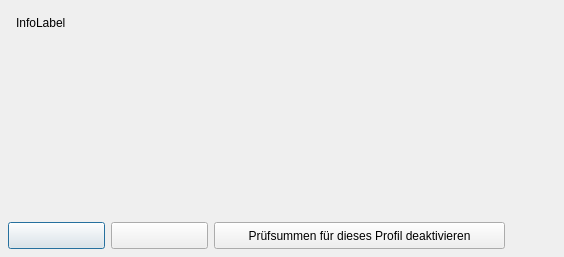
Old version of the form src/forms/ChecksumFormUnit.ui in the repository Eldricos/D-Fend-Reborn.
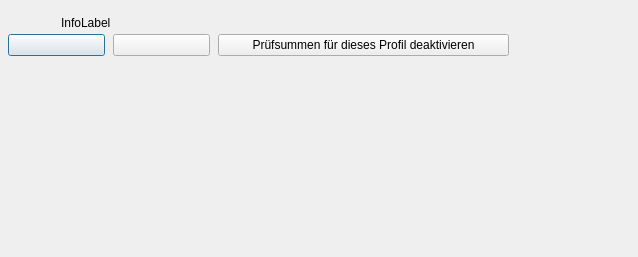
New version of the form. Icons and pictures are not drawn.

Commit message: Remaining dialogs: Qt layouts instead of fixed pixel positions

```diff
--- a/src/forms/ChecksumFormUnit.ui
+++ b/src/forms/ChecksumFormUnit.ui
@@ -8,24 +8,35 @@
     <property name="vclPosition" stdset="0"><string notr="true">poOwnerFormCenter</string></property>
     <property name="vclDesignWidth" stdset="0"><number>564</number></property>
     <property name="vclDesignHeight" stdset="0"><number>257</number></property>
+    <layout class="QGridLayout" name="ChecksumForm_Layout" columnstretch="0,0,0,0,1">
+      <property name="leftMargin"><number>8</number></property>
+      <property name="topMargin"><number>16</number></property>
+      <property name="rightMargin"><number>4</number></property>
+      <property name="bottomMargin"><number>8</number></property>
+      <property name="horizontalSpacing"><number>8</number></property>
+      <property name="verticalSpacing"><number>4</number></property>
+      <item row="0" column="1" colspan="4">
     <widget class="QLabel" name="InfoLabel">
-      <property name="geometry"><rect><x>16</x><y>16</y><width>529</width><height>193</height></rect></property>
       <property name="text"><string>InfoLabel</string></property>
       <property name="textFormat"><enum>Qt::PlainText</enum></property>
       <property name="wordWrap"><bool>true</bool></property>
       <property name="alignment"><set>Qt::AlignLeft|Qt::AlignTop</set></property>
-    </widget>
+          <property name="minimumSize"><size><width>529</width><height>0</height></size></property>
+        </widget>
+      </item>
+      <item row="1" column="0" colspan="2" alignment="Qt::AlignLeft">
     <widget class="QPushButton" name="YesButton">
-      <property name="geometry"><rect><x>8</x><y>222</y><width>97</width><height>27</height></rect></property>
-      <property name="text"><string></string></property>
+          <property name="text"><string /></property>
       <property name="autoDefault"><bool>false</bool></property>
       <property name="vclKind" stdset="0"><string notr="true">bkYes</string></property>
       <property name="default"><bool>true</bool></property>
       <property name="vclModalResult" stdset="0"><string notr="true">mrYes</string></property>
       <property name="vclOnClick" stdset="0"><string notr="true">ButtonWork</string></property>
-    </widget>
+          <property name="minimumSize"><size><width>97</width><height>0</height></size></property>
+        </widget>
+      </item>
+      <item row="1" column="2" alignment="Qt::AlignLeft">
     <widget class="QPushButton" name="NoButton">
-      <property name="geometry"><rect><x>111</x><y>222</y><width>97</width><height>27</height></rect></property>
       <property name="tag" stdset="0"><number>1</number></property>
       <property name="text"><string></string></property>
       <property name="autoDefault"><bool>false</bool></property>
@@ -33,9 +44,11 @@
       <property name="vclCancel" stdset="0"><bool>true</bool></property>
       <property name="vclModalResult" stdset="0"><string notr="true">mrNo</string></property>
       <property name="vclOnClick" stdset="0"><string notr="true">ButtonWork</string></property>
-    </widget>
+          <property name="minimumSize"><size><width>97</width><height>0</height></size></property>
+        </widget>
+      </item>
+      <item row="1" column="3" alignment="Qt::AlignLeft">
     <widget class="QPushButton" name="TurnOffButton">
-      <property name="geometry"><rect><x>214</x><y>222</y><width>291</width><height>27</height></rect></property>
       <property name="tag" stdset="0"><number>2</number></property>
       <property name="text"><string>Prüfsummen für dieses Profil deaktivieren</string></property>
       <property name="icon"><iconset resource="../../resources/dfend.qrc"><normaloff>:/glyphs/bd0ff9a43277f4e6.png</normaloff></iconset></property>
@@ -43,7 +56,22 @@
       <property name="vclCancel" stdset="0"><bool>true</bool></property>
       <property name="vclModalResult" stdset="0"><string notr="true">mrYes</string></property>
       <property name="vclOnClick" stdset="0"><string notr="true">ButtonWork</string></property>
-    </widget>
+          <property name="minimumSize"><size><width>291</width><height>0</height></size></property>
+        </widget>
+      </item>
+      <item row="0" column="4">
+        <spacer name="ChecksumForm_Layout_HFill">
+          <property name="orientation"><enum>Qt::Horizontal</enum></property>
+          <property name="sizeHint" stdset="0"><size><width>0</width><height>0</height></size></property>
+        </spacer>
+      </item>
+      <item row="2" column="0">
+        <spacer name="ChecksumForm_VFill">
+          <property name="orientation"><enum>Qt::Vertical</enum></property>
+          <property name="sizeHint" stdset="0"><size><width>0</width><height>0</height></size></property>
+        </spacer>
+      </item>
+    </layout>
   </widget>
   <tabstops>
     <tabstop>YesButton</tabstop>
```
Left out of the diff: 8 changed lines with no effect on the pictures. Lines whose indentation alone changed are shown as unchanged. The commit also changes 102 other files.
